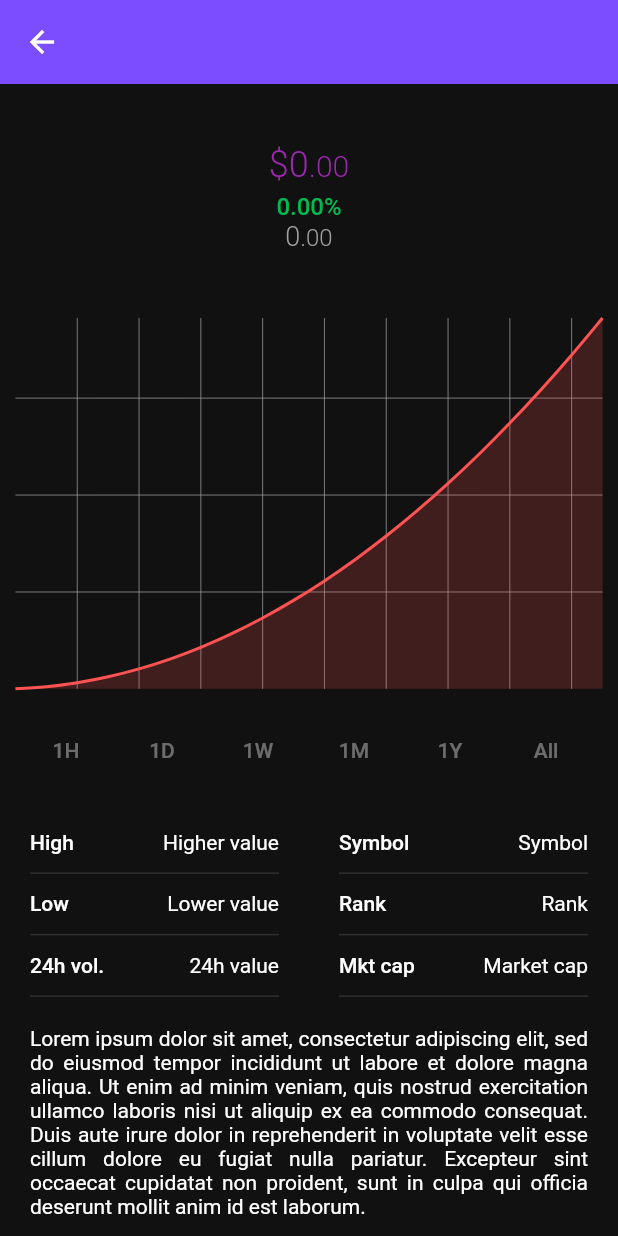
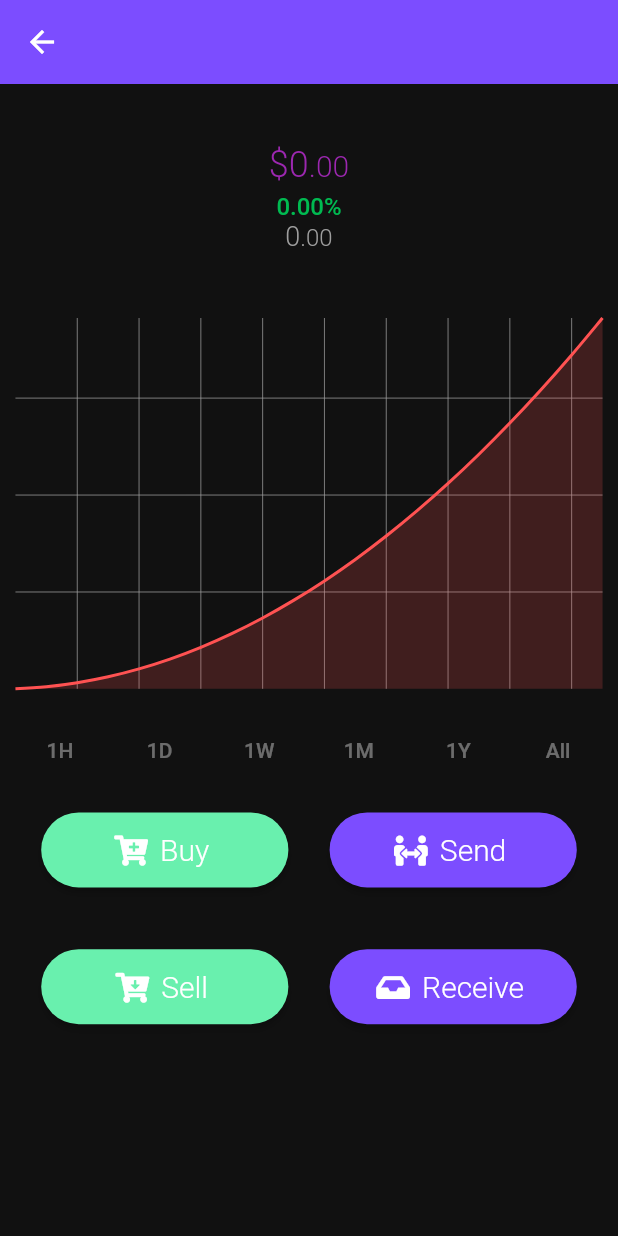
Before and after one commit to gh0st-work/insomnia_keeper, a Flutter app: the CoinScreen screen opened directly with empty values, on a phone screen of 412 x 824 dp. Run offline on Flutter 3.47's test engine with Material 2 defaults, Android fonts, the phone set to English and light mode, and no system bars; drawn by our look-alikes of fl_chart; our stand-ins replace dio, flex_color_scheme, flutter_hooks, font_awesome_flutter, local_auth, localstorage and 2 more; missing offline and left inert: sa3_liquid; accounts and stored records are empty; network calls fail.

```diff
--- a/insomnia_keeper_flutter/lib/misc/chart_filter.dart
+++ b/insomnia_keeper_flutter/lib/misc/chart_filter.dart
@@ -1,5 +1,6 @@
 import 'package:flutter/material.dart';
 import 'package:flutter_hooks/flutter_hooks.dart';
+import 'package:insomnia_keeper_flutter/misc/rem.dart';
 
 class ChartFilter extends HookWidget{
   late final VoidCallback? onPressed;
@@ -10,8 +11,10 @@ class ChartFilter extends HookWidget{
   Widget build(BuildContext context) {
     return Container(
       height: MediaQuery.of(context).size.height * 0.1,
-      child: ListView(
-        scrollDirection: Axis.horizontal,
+      child: Padding(
+        padding: EdgeInsets.symmetric(horizontal: rem(2)),
+        child: Row(
+          mainAxisAlignment: MainAxisAlignment.spaceBetween,
           children: [
             TextButton(
                 onPressed: onPressed,
@@ -51,6 +54,7 @@ class ChartFilter extends HookWidget{
             ),
           ],
         ),
+      )
     );
   }
 
--- a/insomnia_keeper_flutter/lib/widgets/coin_screen.dart
+++ b/insomnia_keeper_flutter/lib/widgets/coin_screen.dart
@@ -1,5 +1,7 @@
+import 'package:flutter/cupertino.dart';
 import 'package:flutter/material.dart';
 import 'package:flutter_hooks/flutter_hooks.dart';
+import 'package:font_awesome_flutter/font_awesome_flutter.dart';
 import 'package:insomnia_keeper_flutter/misc/assets.dart';
 import 'package:insomnia_keeper_flutter/misc/chart_filter.dart';
 import 'package:insomnia_keeper_flutter/misc/price.dart';
@@ -21,6 +23,61 @@ class CoinScreen extends HookWidget{
     required this.percentChange
   });
 
+  List tradeButtons = [
+    ElevatedButton(
+      style: ElevatedButton.styleFrom(
+        minimumSize: const Size.fromHeight(50),
+      ),
+      onPressed: (){},
+      child: const Text(
+        'Buy',
+        style: TextStyle(
+            fontWeight: FontWeight.w300,
+            fontSize: 26
+        ),
+      ),
+    ),
+    ElevatedButton(
+      style: ElevatedButton.styleFrom(
+        minimumSize: const Size.fromHeight(50),
+      ),
+      onPressed: (){},
+      child: const Text(
+        'Sell',
+        style: TextStyle(
+            fontWeight: FontWeight.w300,
+            fontSize: 26
+        ),
+      ),
+    ),
+    ElevatedButton(
+      style: ElevatedButton.styleFrom(
+        minimumSize: const Size.fromHeight(50),
+      ),
+      onPressed: (){},
+      child: const Text(
+        'Trade',
+        style: TextStyle(
+            fontWeight: FontWeight.w300,
+            fontSize: 26
+        ),
+      ),
+    ),
+    ElevatedButton(
+      style: ElevatedButton.styleFrom(
+        minimumSize: const Size.fromHeight(50),
+      ),
+      onPressed: (){},
+      child: const Text(
+        'Make a deal',
+        style: TextStyle(
+            fontWeight: FontWeight.w300,
+            fontSize: 26
+        ),
+      ),
+    ),
+  ];
+
   Widget _buildPrice(){
     return Container(
       padding: EdgeInsets.all(rem(10)),
@@ -38,13 +95,6 @@ class CoinScreen extends HookWidget{
       height: MediaQuery.of(context).size.height * 0.3,
       width: MediaQuery.of(context).size.width * 0.95,
       child: PriceChart(lineColor: color),
-    );
-  }
-
-  Widget _buildChartFilter(){
-    return Padding(
-      padding: EdgeInsets.only(left: rem(3)),
-      child: ChartFilter(),
     );
   }
 
@@ -69,25 +119,92 @@ class CoinScreen extends HookWidget{
     );
   }
 
-  Widget _buildButton(){
-    return Align(
-      alignment:  Alignment.bottomCenter,
-      child: Container(
-        padding: EdgeInsets.symmetric(horizontal: rem(5), vertical: rem(2)),
-        child: ElevatedButton(
+  Widget _buildButtons(BuildContext context){
+    return Column(
+      children: [
+        Row(
+          mainAxisAlignment: MainAxisAlignment.spaceEvenly,
+          children: [
+            ElevatedButton.icon(
+              icon: FaIcon(
+                FontAwesomeIcons.cartPlus,
+                size: rem(5),
+              ),
               style: ElevatedButton.styleFrom(
-            minimumSize: const Size.fromHeight(50),
+                minimumSize: Size(MediaQuery.of(context).size.width * 0.4, 50),
+                primary: percentChange > 0 ? Colors.redAccent : Colors.greenAccent
               ),
               onPressed: (){},
-          child: const Text(
-            'Trade',
+              label: const Text(
+                'Buy',
                 style: TextStyle(
                     fontWeight: FontWeight.w300,
-              fontSize: 26
+                    fontSize: 20
+                ),
+              ),
+              //child:
+            ),
+            ElevatedButton.icon(
+              icon: FaIcon(
+                FontAwesomeIcons.peopleArrows,
+                size: rem(5),
+              ),
+              style: ElevatedButton.styleFrom(
+                minimumSize: Size(MediaQuery.of(context).size.width * 0.4, 50),
+              ),
+              onPressed: (){},
+              label: const Text(
+                'Send',
+                style: TextStyle(
+                    fontWeight: FontWeight.w300,
+                    fontSize: 20
+                ),
+              ),
+            )
+          ],
+        ),
+        SizedBox(height: MediaQuery.of(context).size.height * 0.05,),
+        Row(
+          mainAxisAlignment: MainAxisAlignment.spaceEvenly,
+          children: [
+            ElevatedButton.icon(
+              icon: FaIcon(
+                FontAwesomeIcons.cartArrowDown,
+                size: rem(5),
+              ),
+              style: ElevatedButton.styleFrom(
+                minimumSize: Size(MediaQuery.of(context).size.width * 0.4, 50),
+                primary: percentChange < 0 ? Colors.redAccent : Colors.greenAccent
+              ),
+              onPressed: (){},
+              label: const Text(
+                'Sell',
+                style: TextStyle(
+                    fontWeight: FontWeight.w300,
+                    fontSize: 20
                 ),
               ),
             ),
+            ElevatedButton.icon(
+              icon: FaIcon(
+                FontAwesomeIcons.inbox,
+                size: rem(5),
               ),
+              style: ElevatedButton.styleFrom(
+                minimumSize: Size(MediaQuery.of(context).size.width * 0.4, 50),
+              ),
+              onPressed: (){},
+              label: const Text(
+                'Receive',
+                style: TextStyle(
+                    fontWeight: FontWeight.w300,
+                    fontSize: 20
+                ),
+              ),
+            )
+          ],
+        ),
+      ],
     );
   }
 
@@ -114,12 +231,12 @@ class CoinScreen extends HookWidget{
             children: <Widget>[
               _buildPrice(),
               _buildPriceChart(context),
-              _buildChartFilter(),
-              _buildStatistics(),
-              _buildDescription(),
+              ChartFilter(),
+              // _buildStatistics(),
+              // _buildDescription(),
             ],
           ),
-          _buildButton()
+          _buildButtons(context)
         ],
       ),
     );
```
Also changed, not shown: insomnia_keeper_flutter/lib/widgets/drawer.dart (+59 -7 lines). Lines whose indentation alone changed are shown as unchanged.
